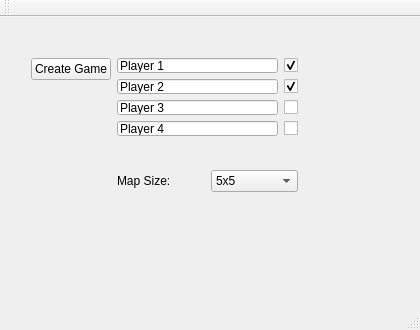
This is gui/mainwindow.ui in Dasio/ICP as Qt 5 draws it before an edit. The edited form follows.
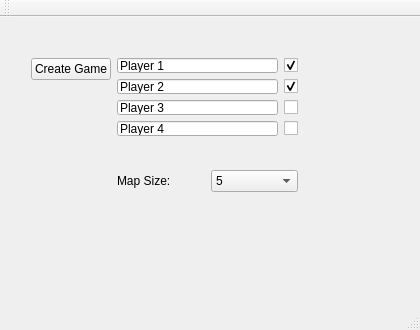
This is the edited form.

Patch:
```diff
--- a/gui/mainwindow.ui
+++ b/gui/mainwindow.ui
@@ -14,7 +14,7 @@
    <string>Labyrinth 2015</string>
   </property>
   <widget class="QWidget" name="centralWidget">
-   <widget class="QWidget" name="">
+   <widget class="QWidget" name="layoutWidget">
     <property name="geometry">
      <rect>
       <x>20</x>
@@ -143,7 +143,7 @@
         <widget class="QComboBox" name="sizeBox">
          <item>
           <property name="text">
-           <string>5x5</string>
+           <string>5</string>
           </property>
          </item>
          <item>
```
Left out of the diff: 6 changed lines with no effect on the pictures.
